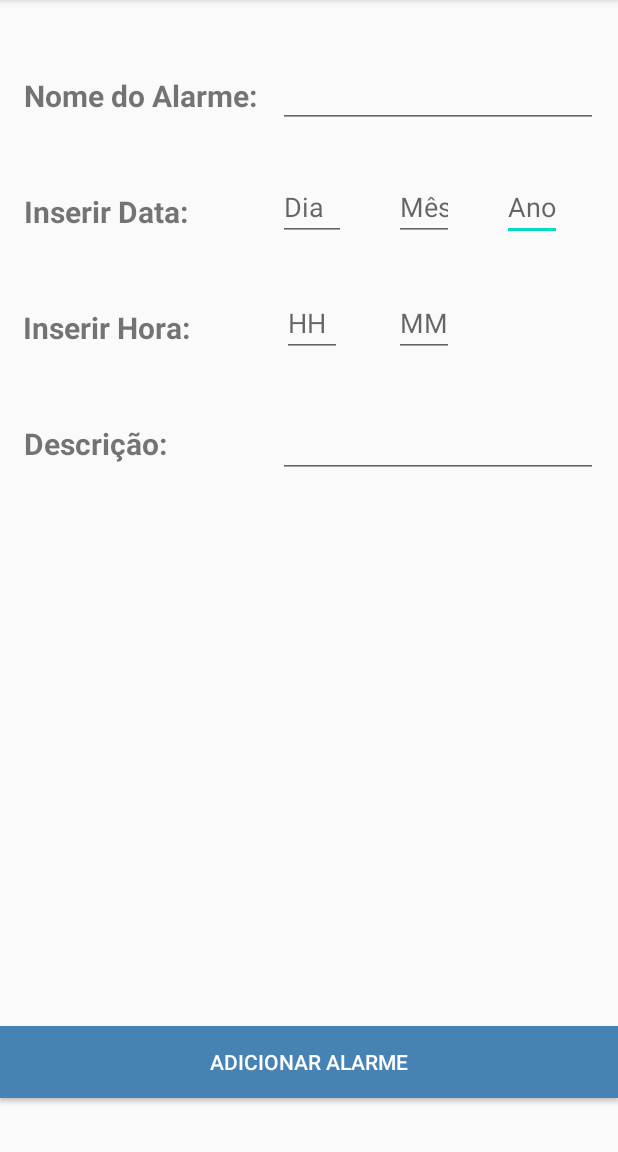
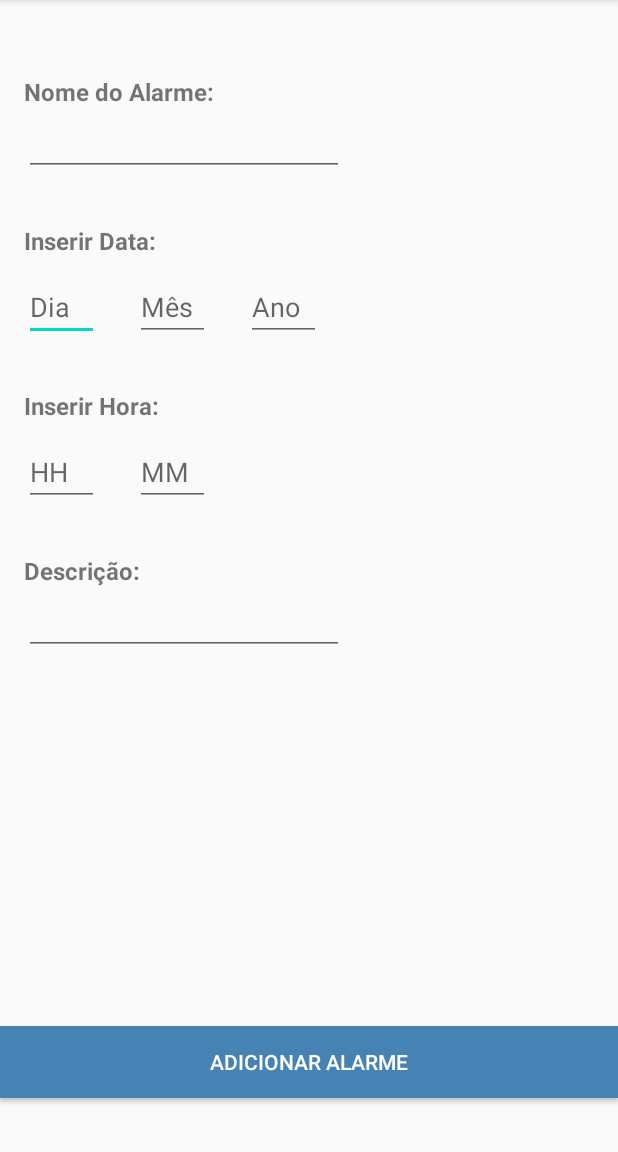
Before and after one commit to Miguel-Marmelete/IPC, an Android app: the SecondActivity screen opened directly, with no data from a screen before it, on a phone screen of 412 x 824 dp, the part 84-1236 px from its top. Run offline under Robolectric (Android 15) with nearby library versions, the phone set to English and light mode, and no system bars.

Commit message:
Mudanças no design

```diff
--- a/TG2/RemindDo/app/src/main/java/com/example/reminddo/MainActivity.java
+++ b/TG2/RemindDo/app/src/main/java/com/example/reminddo/MainActivity.java
@@ -82,7 +82,7 @@ public class MainActivity extends AppCompatActivity {
             TextView alarmTextView = new TextView(this);
             String text = alarm.getName() + " " + formatDate(alarm.getDate()) +" " + alarm.getHour() +":"+ alarm.getMinutes();
             alarmTextView.setText(text);
-            alarmTextView.setTextSize(25);
+            alarmTextView.setTextSize(16);
             alarmTextView.setId(i);
             alarmTextView.setOnClickListener(this::alarmDetails);
             listaAlarmesView.add(alarmTextView);
--- a/TG2/RemindDo/app/src/main/res/layout/second_activity.xml
+++ b/TG2/RemindDo/app/src/main/res/layout/second_activity.xml
@@ -7,19 +7,68 @@
     tools:context=".MainActivity">
 
     <EditText
+        android:id="@+id/day_input"
+        android:layout_width="50dp"
+        android:layout_height="40dp"
+        android:layout_marginTop="16dp"
+        android:ems="10"
+        android:hint="@string/dia"
+        android:inputType="number"
+        android:maxEms="3"
+        app:layout_constraintStart_toStartOf="@+id/insert_data_text_view"
+        app:layout_constraintTop_toBottomOf="@+id/insert_data_text_view" />
+
+    <EditText
         android:id="@+id/year_input"
-        android:layout_width="40dp"
+        android:layout_width="50dp"
 
-        android:layout_height="39dp"
-        android:layout_marginStart="32dp"
+        android:layout_height="40dp"
+        android:layout_marginStart="24dp"
         android:ems="10"
+        android:hint="@string/ano"
         android:inputType="number"
-        android:hint="@string/ano"
+        android:maxEms="4"
         app:layout_constraintBottom_toBottomOf="@+id/month_input"
         app:layout_constraintStart_toEndOf="@+id/month_input"
-        app:layout_constraintTop_toTopOf="@+id/month_input"
-        android:maxEms="4"
-        />
+        app:layout_constraintTop_toTopOf="@+id/month_input" />
+
+    <EditText
+        android:id="@+id/month_input"
+        android:layout_width="50dp"
+        android:layout_height="40dp"
+        android:layout_marginStart="24dp"
+        android:ems="10"
+        android:hint="@string/m_s"
+        android:inputType="number"
+        android:maxEms="2"
+        app:layout_constraintBottom_toBottomOf="@+id/day_input"
+        app:layout_constraintStart_toEndOf="@+id/day_input"
+        app:layout_constraintTop_toTopOf="@+id/day_input" />
+
+    <EditText
+        android:id="@+id/minutes_input"
+        android:layout_width="50dp"
+        android:layout_height="40dp"
+        android:layout_marginStart="24dp"
+        android:ems="10"
+        android:hint="@string/mm"
+        android:inputType="number"
+        android:maxEms="3"
+        app:layout_constraintBottom_toBottomOf="@+id/hour_input"
+        app:layout_constraintStart_toEndOf="@+id/hour_input"
+        app:layout_constraintTop_toTopOf="@+id/hour_input" />
+
+    <TextView
+        android:id="@+id/description_text_view"
+        android:layout_width="wrap_content"
+        android:layout_height="wrap_content"
+        android:layout_marginTop="32dp"
+        android:text="@string/descri_o"
+        android:textColorHint="#000000"
+        android:textSize="16sp"
+        android:textStyle="bold"
+        app:layout_constraintStart_toStartOf="@+id/hour_input"
+        app:layout_constraintTop_toBottomOf="@+id/hour_input" />
 
     <EditText
         android:id="@+id/description_input"
@@ -27,65 +76,53 @@
         android:layout_height="wrap_content"
         android:ems="10"
         android:inputType="textPersonName"
-        app:layout_constraintBottom_toBottomOf="@+id/description_text_view"
-        app:layout_constraintEnd_toEndOf="@+id/alarme_name_input"
-        app:layout_constraintHorizontal_bias="0.0"
-        app:layout_constraintStart_toStartOf="@+id/alarme_name_input"
-        app:layout_constraintTop_toTopOf="@+id/description_text_view" />
+        app:layout_constraintStart_toStartOf="@+id/description_text_view"
+        app:layout_constraintTop_toBottomOf="@+id/description_text_view" />
 
     <TextView
-        android:id="@+id/description_text_view"
+        android:id="@+id/inserir_hora_text_view"
         android:layout_width="wrap_content"
         android:layout_height="wrap_content"
-        android:layout_marginTop="50dp"
-        android:text="@string/descri_o"
-        android:textColorHint="#000000"
-        android:textSize="20sp"
+        android:layout_marginTop="32dp"
+        android:text="@string/inserir_hora"
+        android:textSize="16sp"
         android:textStyle="bold"
-        app:layout_constraintEnd_toEndOf="@+id/insert_data_text_view"
-        app:layout_constraintHorizontal_bias="0.0"
-        app:layout_constraintStart_toStartOf="@+id/alarm_name_text_view"
-        app:layout_constraintTop_toBottomOf="@+id/inserir_hora_text_view" />
+        app:layout_constraintStart_toStartOf="@+id/day_input"
+        app:layout_constraintTop_toBottomOf="@+id/day_input" />
 
     <EditText
-        android:id="@+id/day_input"
-        android:layout_width="45dp"
-        android:layout_height="39dp"
+        android:id="@+id/hour_input"
+        android:layout_width="50dp"
+        android:layout_height="40dp"
+        android:layout_marginTop="16dp"
         android:ems="10"
+        android:hint="@string/hh"
         android:inputType="number"
-        android:hint="@string/dia"
-        app:layout_constraintBottom_toBottomOf="@+id/insert_data_text_view"
-        app:layout_constraintStart_toStartOf="@+id/alarme_name_input"
-        app:layout_constraintTop_toTopOf="@+id/insert_data_text_view"
         android:maxEms="3"
-        />
+        app:layout_constraintStart_toStartOf="@+id/inserir_hora_text_view"
+        app:layout_constraintTop_toBottomOf="@+id/inserir_hora_text_view" />
 
     <TextView
         android:id="@+id/insert_data_text_view"
         android:layout_width="wrap_content"
         android:layout_height="wrap_content"
-        android:layout_marginTop="50dp"
+        android:layout_marginTop="32dp"
         android:text="@string/inserir_data"
         android:textColorHint="#000000"
-        android:textSize="20sp"
+        android:textSize="16sp"
         android:textStyle="bold"
-        app:layout_constraintEnd_toEndOf="@+id/alarm_name_text_view"
-        app:layout_constraintHorizontal_bias="0.0"
         app:layout_constraintStart_toStartOf="@+id/alarm_name_text_view"
-        app:layout_constraintTop_toBottomOf="@+id/alarm_name_text_view" />
+        app:layout_constraintTop_toBottomOf="@+id/alarme_name_input" />
 
     <EditText
         android:id="@+id/alarme_name_input"
         android:layout_width="wrap_content"
         android:layout_height="wrap_content"
-        android:layout_marginTop="40dp"
         android:ems="10"
+
         android:inputType="text"
-        app:layout_constraintEnd_toEndOf="parent"
-        app:layout_constraintStart_toEndOf="@+id/alarm_name_text_view"
-        app:layout_constraintTop_toTopOf="parent"
-
-        />
+        app:layout_constraintStart_toStartOf="@+id/alarm_name_text_view"
+        app:layout_constraintTop_toBottomOf="@+id/alarm_name_text_view" />
 
     <TextView
         android:id="@+id/alarm_name_text_view"
@@ -95,80 +132,24 @@
         android:layout_marginTop="50dp"
         android:text="@string/nome_do_alarme"
         android:textColorHint="#000000"
-        android:textSize="20sp"
+        android:textSize="16sp"
         android:textStyle="bold"
         app:layout_constraintStart_toStartOf="parent"
         app:layout_constraintTop_toTopOf="parent" />
 
-    <EditText
-        android:id="@+id/month_input"
-        android:layout_width="40dp"
-        android:layout_height="39dp"
-        android:layout_marginStart="32dp"
-        android:ems="10"
-        android:inputType="number"
-        android:hint="@string/m_s"
-        app:layout_constraintBottom_toBottomOf="@+id/day_input"
-        app:layout_constraintStart_toEndOf="@+id/day_input"
-        app:layout_constraintTop_toTopOf="@+id/day_input"
-        android:maxEms="2"
-        />
-
     <Button
         android:id="@+id/add_alarm_btn"
         android:layout_width="0dp"
-        android:background="@color/light_blue"
-        android:textColor="@color/white"
         android:layout_height="wrap_content"
         android:layout_marginBottom="36dp"
+        android:background="@color/light_blue"
+        android:onClick="createAndSendAlarm"
         android:text="@string/adicionar_alarme"
+        android:textColor="@color/white"
         app:layout_constraintBottom_toBottomOf="parent"
         app:layout_constraintEnd_toEndOf="parent"
         app:layout_constraintHorizontal_bias="1.0"
-        app:layout_constraintStart_toStartOf="parent"
-        android:onClick="createAndSendAlarm"
-        />
-
-    <TextView
-        android:id="@+id/inserir_hora_text_view"
-        android:layout_width="wrap_content"
-        android:layout_height="wrap_content"
-        android:layout_marginTop="50dp"
-        android:text="@string/inserir_hora"
-        android:textSize="20sp"
-        android:textStyle="bold"
-        app:layout_constraintEnd_toEndOf="@+id/insert_data_text_view"
-        app:layout_constraintStart_toStartOf="@+id/insert_data_text_view"
-        app:layout_constraintTop_toBottomOf="@+id/insert_data_text_view" />
-
-    <EditText
-        android:id="@+id/hour_input"
-        android:layout_width="40dp"
-        android:layout_height="39dp"
-        android:ems="10"
-        android:inputType="number"
-        android:hint="@string/hh"
-        app:layout_constraintBottom_toBottomOf="@+id/inserir_hora_text_view"
-        app:layout_constraintEnd_toEndOf="@+id/day_input"
-        app:layout_constraintStart_toStartOf="@+id/day_input"
-        app:layout_constraintTop_toTopOf="@+id/inserir_hora_text_view"
-        android:maxEms="3"
-        />
-
-    <EditText
-        android:id="@+id/minutes_input"
-        android:layout_width="40dp"
-        android:layout_height="39dp"
-        android:ems="10"
-        android:inputType="number"
-        android:hint="@string/mm"
-        app:layout_constraintBottom_toBottomOf="@+id/hour_input"
-        app:layout_constraintEnd_toEndOf="@+id/month_input"
-        app:layout_constraintStart_toStartOf="@+id/month_input"
-        app:layout_constraintTop_toTopOf="@+id/hour_input"
-        android:maxEms="3"
-        />
-
+        app:layout_constraintStart_toStartOf="parent" />
 
 
 </android.support.constraint.ConstraintLayout>
--- a/TG2/RemindDo/app/src/main/res/values/colors.xml
+++ b/TG2/RemindDo/app/src/main/res/values/colors.xml
@@ -5,4 +5,5 @@
     <color name="teal_700">#FF018786</color>
     <color name="black">#FF000000</color>
     <color name="white">#FFFFFFFF</color>
+    <color name="red">#FF0000</color>
 </resources>
--- a/TG2/RemindDo/app/src/main/res/values/strings.xml
+++ b/TG2/RemindDo/app/src/main/res/values/strings.xml
@@ -17,4 +17,5 @@
     <string name="lista_2">Lista 2</string>
     <string name="listas">Listas</string>
     <string name="lista_1">Lista 1</string>
+    <string name="delete_alarm">Delete Alarm</string>
 </resources>
```
Also changed, not shown: TG2/RemindDo/app/src/main/res/layout/activity_main.xml (+18 -15 lines), TG2/RemindDo/app/src/main/res/layout/third_activity.xml (+11 -12 lines).
